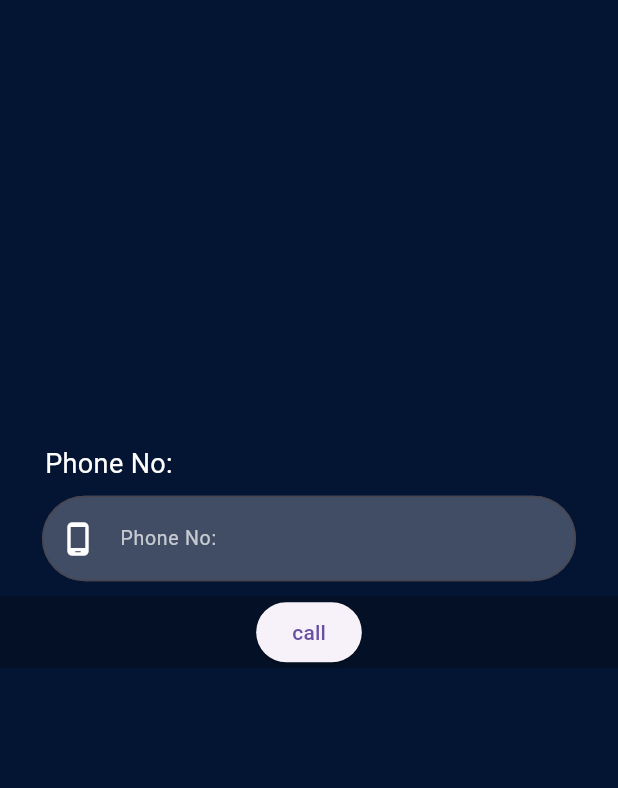
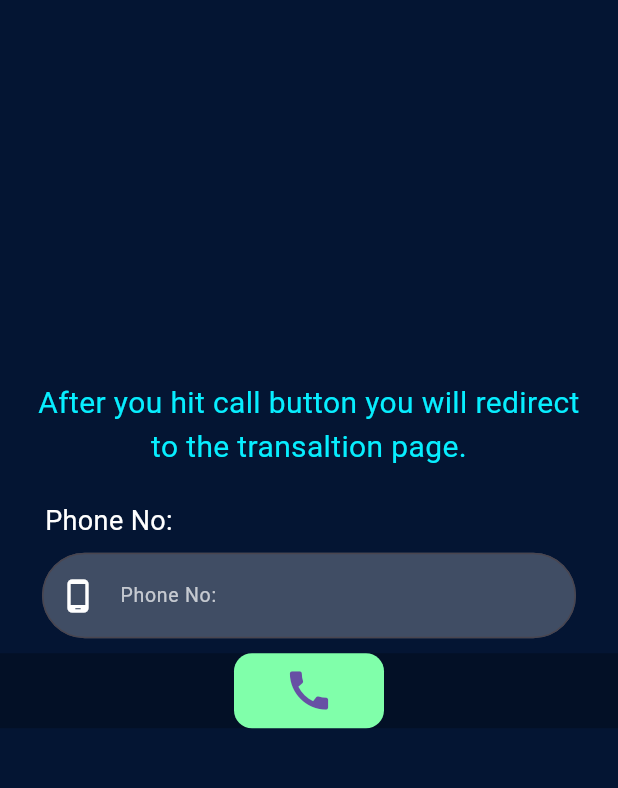
Before and after one commit to adeeshajayasinghe/talk-together, a Flutter app: the TakeCall screen opened directly with empty values, on a phone screen of 412 x 824 dp, the part 63-851 px from its top. Run offline on Flutter 3.47's test engine with Material 3 defaults, Android fonts, the phone set to English and light mode, and no system bars; our stand-ins replace avatar_glow, firebase_core, flutter_contacts, flutter_svg, flutter_tts, get and 2 more; missing offline and left inert: country_flags, flutter_phone_direct_caller, telephony, translator; accounts and stored records are empty; Roboto replaces fonts that are missing (birthdayDay).

Commit message:
modify call taker ui

```diff
--- a/lib/pages/calling/TakeCall.dart
+++ b/lib/pages/calling/TakeCall.dart
@@ -67,6 +67,20 @@ class TakeCall extends StatelessWidget {
       body: Column(
         mainAxisAlignment: MainAxisAlignment.center,
         children: [
+          const Padding(
+            padding: EdgeInsets.symmetric(horizontal: 16),
+            child: Text(
+              'After you hit call button you will redirect to the transaltion page.',
+              style: TextStyle(
+                  color: Color.fromARGB(255, 7, 238, 255),
+                  fontSize: 20,
+                  fontFamily: AutofillHints.birthdayDay),
+              textAlign: TextAlign.center,
+            ),
+          ),
+          const SizedBox(
+            height: 20,
+          ),
           Inputs(
               keyboardType: TextInputType.phone,
               inputController: phonenNumber,
@@ -76,25 +90,37 @@ class TakeCall extends StatelessWidget {
           Container(
             decoration: const BoxDecoration(color: Colors.black26),
             child: Center(
-                child: ElevatedButton(
-                    onPressed: () async {
-                      _callNumber(context,toBeTranslateLanguage);
-
-                    },
-                    child: Text("call"))),
-          ),
+              child: Container(
+                  height: 50,
+                  width: 100,
+                  decoration: BoxDecoration(
+                      borderRadius: BorderRadius.circular(12),
+                      color: Color.fromARGB(255, 128, 255, 170)),
+                  child: TextButton(
+                      onPressed: () async {
+                        _callNumber(context, toBeTranslateLanguage);
+                      },
+                      child: const Icon(
+                        Icons.call,
+                        size: 34,
+                      ))),
+            ),
+          )
         ],
       ),
     );
   }
 
-  _callNumber(BuildContext context,String languageToBeTrnslate) async {
+  _callNumber(BuildContext context, String languageToBeTrnslate) async {
     String number = phonenNumber.text; //set the number here
     await FlutterPhoneDirectCaller.callNumber(number);
     // ignore: use_build_context_synchronously
     Navigator.push(
       context,
-      MaterialPageRoute(builder: (context) => SpeechScreen(toBeTranslateLanguage: languageToBeTrnslate,)),
+      MaterialPageRoute(
+          builder: (context) => SpeechScreen(
+                toBeTranslateLanguage: languageToBeTrnslate,
+              )),
     );
   }
 }
```
